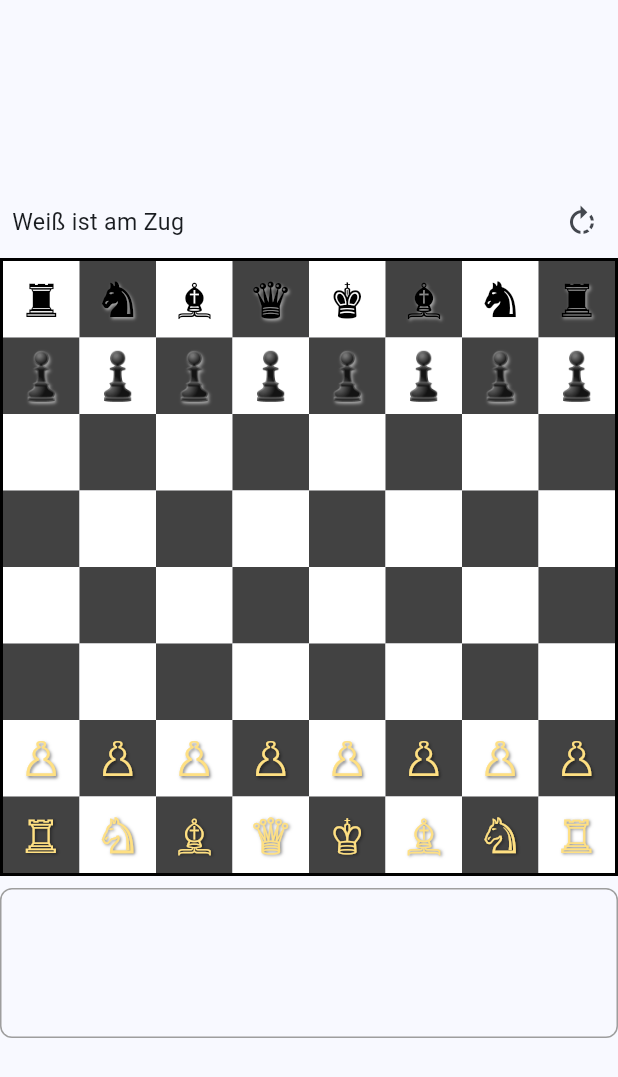
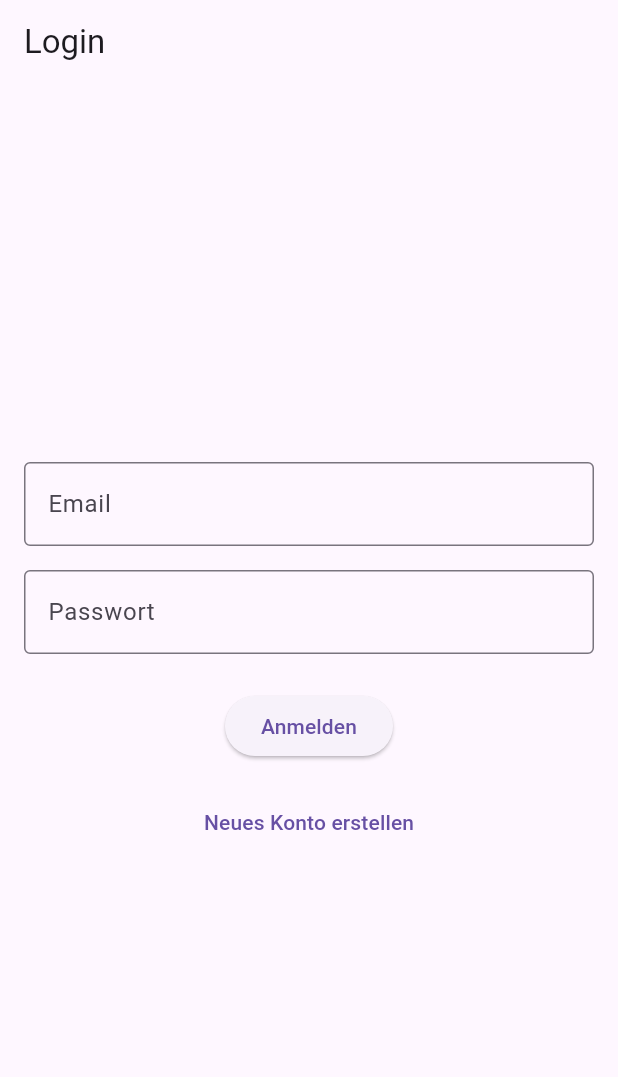
Before and after one commit to MihajloIlijic/chessApp, a Flutter app: the screen it shows after launch, on a phone screen of 412 x 824 dp. Shown: the top 1077 px of the screen. Run offline on Flutter 3.47's test engine with Material 3 defaults, Android fonts, the phone set to English and light mode, and no system bars; our stand-ins replace firebase_auth, firebase_core; accounts and stored records are empty.

```diff
--- a/lib/main.dart
+++ b/lib/main.dart
@@ -1,28 +1,31 @@
 import 'package:flutter/material.dart';
+import 'package:firebase_core/firebase_core.dart';
+import 'firebase/firebase_config.dart';
+import 'screens/login_screen.dart';
 import 'widgets/chess_board.dart';
 
-void main() {
+void main() async {
+  WidgetsFlutterBinding.ensureInitialized();
+  await FirebaseConfig.initializeFirebase();
   runApp(const MyApp());
 }
 
 class MyApp extends StatelessWidget {
-  const MyApp({super.key});
+  const MyApp({Key? key}) : super(key: key);
 
   @override
   Widget build(BuildContext context) {
     return MaterialApp(
-      title: 'Schach Puzzle Trainer',
+      title: 'Chess App',
       theme: ThemeData(
-        colorScheme: ColorScheme.fromSeed(seedColor: Colors.blue),
-        useMaterial3: true,
+        primarySwatch: Colors.blue,
+        visualDensity: VisualDensity.adaptivePlatformDensity,
       ),
-      home: const Scaffold(
-        body: SafeArea(
-          child: Center(
-            child: ChessBoard(),
-          ),
-        ),
-      ),
+      home: const LoginScreen(),
+      routes: {
+        '/login': (context) => const LoginScreen(),
+        // Fügen Sie hier weitere Routen hinzu
+      },
     );
   }
 }
--- /dev/null
+++ b/lib/screens/login_screen.dart
@@ -0,0 +1,148 @@
+import 'package:flutter/material.dart';
+import '../services/auth_service.dart';
+
+class LoginScreen extends StatefulWidget {
+  const LoginScreen({Key? key}) : super(key: key);
+
+  @override
+  _LoginScreenState createState() => _LoginScreenState();
+}
+
+class _LoginScreenState extends State<LoginScreen> {
+  final AuthService _authService = AuthService();
+  final _formKey = GlobalKey<FormState>();
+  final _emailController = TextEditingController();
+  final _passwordController = TextEditingController();
+  bool _isLoading = false;
+
+  @override
+  Widget build(BuildContext context) {
+    return Scaffold(
+      appBar: AppBar(
+        title: const Text('Login'),
+      ),
+      body: Padding(
+        padding: const EdgeInsets.all(16.0),
+        child: Form(
+          key: _formKey,
+          child: Column(
+            mainAxisAlignment: MainAxisAlignment.center,
+            children: [
+              TextFormField(
+                controller: _emailController,
+                decoration: const InputDecoration(
+                  labelText: 'Email',
+                  border: OutlineInputBorder(),
+                ),
+                validator: (value) {
+                  if (value == null || value.isEmpty) {
+                    return 'Bitte geben Sie Ihre Email-Adresse ein';
+                  }
+                  return null;
+                },
+              ),
+              const SizedBox(height: 16),
+              TextFormField(
+                controller: _passwordController,
+                decoration: const InputDecoration(
+                  labelText: 'Passwort',
+                  border: OutlineInputBorder(),
+                ),
+                obscureText: true,
+                validator: (value) {
+                  if (value == null || value.isEmpty) {
+                    return 'Bitte geben Sie Ihr Passwort ein';
+                  }
+                  return null;
+                },
+              ),
+              const SizedBox(height: 24),
+              _isLoading
+                  ? const CircularProgressIndicator()
+                  : Column(
+                      children: [
+                        ElevatedButton(
+                          onPressed: _handleLogin,
+                          child: const Text('Anmelden'),
+                        ),
+                        const SizedBox(height: 16),
+                        TextButton(
+                          onPressed: _handleRegister,
+                          child: const Text('Neues Konto erstellen'),
+                        ),
+                      ],
+                    ),
+            ],
+          ),
+        ),
+      ),
+    );
+  }
+
+  Future<void> _handleLogin() async {
+    if (_formKey.currentState!.validate()) {
+      setState(() => _isLoading = true);
+
+      try {
+        final result = await _authService.signInWithEmailAndPassword(
+          _emailController.text,
+          _passwordController.text,
+        );
+
+        if (result != null) {
+          // Navigation zur Home-Seite oder Dashboard
+          if (mounted) {
+            Navigator.pushReplacementNamed(context, '/home');
+          }
+        } else {
+          if (mounted) {
+            ScaffoldMessenger.of(context).showSnackBar(
+              const SnackBar(content: Text('Login fehlgeschlagen')),
+            );
+          }
+        }
+      } finally {
+        if (mounted) {
+          setState(() => _isLoading = false);
+        }
+      }
+    }
+  }
+
+  Future<void> _handleRegister() async {
+    if (_formKey.currentState!.validate()) {
+      setState(() => _isLoading = true);
+
+      try {
+        final result = await _authService.registerWithEmailAndPassword(
+          _emailController.text,
+          _passwordController.text,
+        );
+
+        if (result != null) {
+          // Navigation zur Home-Seite oder Dashboard
+          if (mounted) {
+            Navigator.pushReplacementNamed(context, '/home');
+          }
+        } else {
+          if (mounted) {
+            ScaffoldMessenger.of(context).showSnackBar(
+              const SnackBar(content: Text('Registrierung fehlgeschlagen')),
+            );
+          }
+        }
+      } finally {
+        if (mounted) {
+          setState(() => _isLoading = false);
+        }
+      }
+    }
+  }
+
+  @override
+  void dispose() {
+    _emailController.dispose();
+    _passwordController.dispose();
+    super.dispose();
+  }
+}
--- a/pubspec.yaml
+++ b/pubspec.yaml
@@ -30,10 +30,14 @@ environment:
 dependencies:
   flutter:
     sdk: flutter
+  firebase_core: ^2.24.2
+  firebase_auth: ^4.15.3
+  cloud_firestore: ^4.13.6
+  google_sign_in: ^6.1.6
 
   # The following adds the Cupertino Icons font to your application.
   # Use with the CupertinoIcons class for iOS style icons.
-  cupertino_icons: ^1.0.8
+  cupertino_icons: ^1.0.2
 
 dev_dependencies:
   flutter_test:
```
Also changed, not shown: lib/firebase/firebase_config.dart (added, +20 -0 lines), lib/services/auth_service.dart (added, +45 -0 lines), pubspec.lock, 9 other files.
